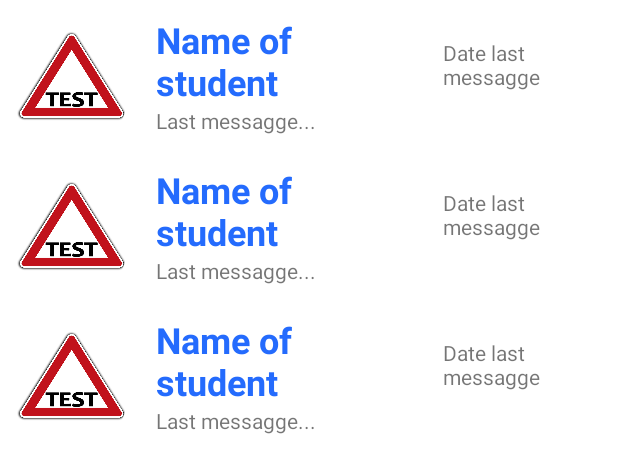
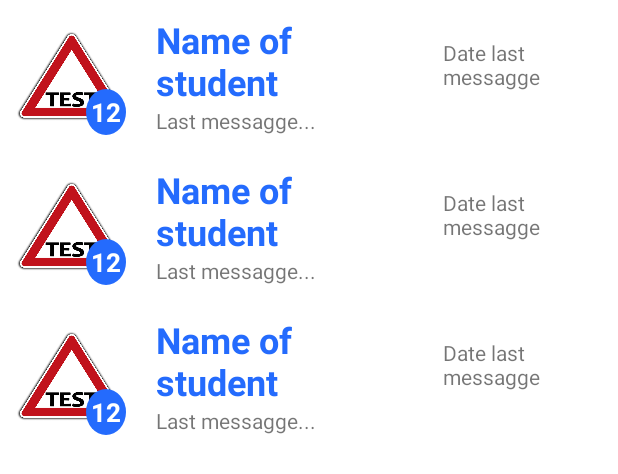
Before and after one commit to Javaninja-lab/UsedBooks, an Android app built with Jetpack Compose: the layout fragment_chat.xml on its own in the app's theme, with its tools: preview values and no code run, on a phone screen of 412 x 824 dp. Shown: the top 474 px of the screen. Run offline under Robolectric (Android 15) with nearby library versions, the phone set to English and light mode, and no system bars.

Commit message:
- Sistemato problema UserAdapter.kt con cambio nomi - Aggiunto badge notifica alla chat (solo graficamente)

```diff
--- a/app/src/main/java/com/example/usedbooks/firebase/UserAdapter.kt
+++ b/app/src/main/java/com/example/usedbooks/firebase/UserAdapter.kt
@@ -11,7 +11,7 @@
 import com.example.usedbooks.R
 import com.example.usedbooks.dataClass.Database
 import com.example.usedbooks.dataClass.User
-import com.example.usedbooks.main.chat.ChatFragmentDirections
+import com.example.usedbooks.main.chat.ListChatsFragmentDirections
 
 class UserAdapter(val context: Context?, val userList: ArrayList<User>) :
     RecyclerView.Adapter<UserAdapter.UserViewHolder>() {
@@ -38,7 +38,7 @@
         holder.dataMessaggio.text = messaggio.message
         holder.utlimoMessaggio.text = messaggio.message?.subSequence(0..32)
         holder.itemView.setOnClickListener {
-            val action = ChatFragmentDirections.actionChatFragmentToTextChat(currentUser.username!!, currentUser.id!!)
+            val action = ListChatsFragmentDirections.actionChatFragmentToTextChat(currentUser.username!!, currentUser.id!!)
             holder.itemView.findNavController().navigate(action)
         }
     }
--- /dev/null
+++ b/app/src/main/res/drawable/bg_new_notification.xml
@@ -0,0 +1,7 @@
+<?xml version="1.0" encoding="utf-8"?>
+<shape
+    xmlns:android="http://schemas.android.com/apk/res/android"
+    android:shape="oval">
+    <solid
+        android:color="?attr/colorPrimary"/>
+</shape>
--- a/app/src/main/res/layout/list_item_chat.xml
+++ b/app/src/main/res/layout/list_item_chat.xml
@@ -5,14 +5,38 @@
     xmlns:app="http://schemas.android.com/apk/res-auto"
     android:background="@drawable/shape_item_listview">
 
-    <com.google.android.material.imageview.ShapeableImageView
-        android:id="@+id/iv_foto_profilo"
-        android:layout_width="80dp"
-        android:layout_height="80dp"
-        app:srcCompat="@drawable/test"
-        android:layout_weight="3"
-        app:shapeAppearanceOverlay="@style/roundedCorners"
-        />
+    <RelativeLayout
+        android:id="@+id/badge_layout1"
+        android:layout_width="wrap_content"
+        android:layout_height="wrap_content"
+        android:layout_weight="3">
+
+        <RelativeLayout
+            android:id="@+id/rl_image"
+            android:layout_width="80dp"
+            android:layout_height="80dp">
+
+            <ImageView
+                android:id="@+id/iv_foto_profilo"
+                android:layout_width="wrap_content"
+                android:layout_height="wrap_content"
+                app:srcCompat="@drawable/test" />
+        </RelativeLayout>
+
+        <TextView
+            android:id="@+id/tv_number_notification_chat"
+            android:layout_width="wrap_content"
+            android:layout_height="wrap_content"
+            android:layout_alignBottom="@id/rl_image"
+            android:layout_alignRight="@id/rl_image"
+            android:background="@drawable/bg_new_notification"
+            android:gravity="center"
+            android:padding="3dp"
+            android:text="12"
+            android:textColor="#FFF"
+            android:textSize="17sp"
+            android:textStyle="bold" />
+    </RelativeLayout>
     <LinearLayout
         android:layout_width="wrap_content"
         android:layout_height="wrap_content"
```
